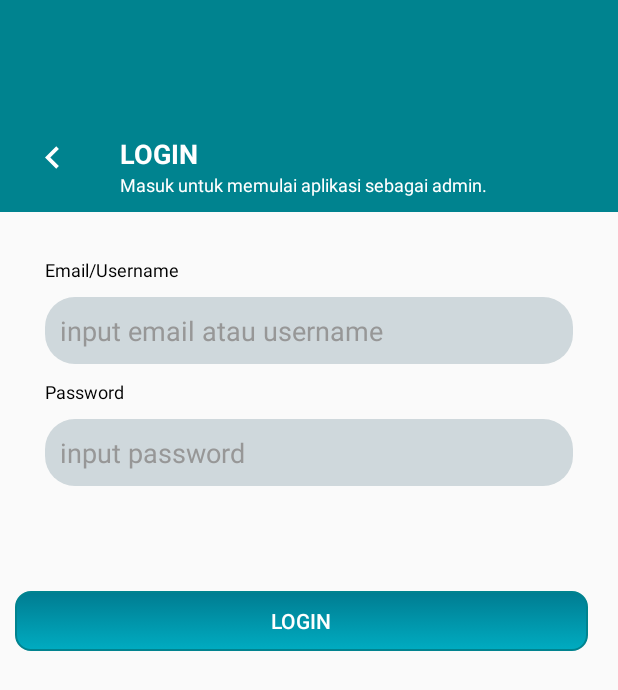
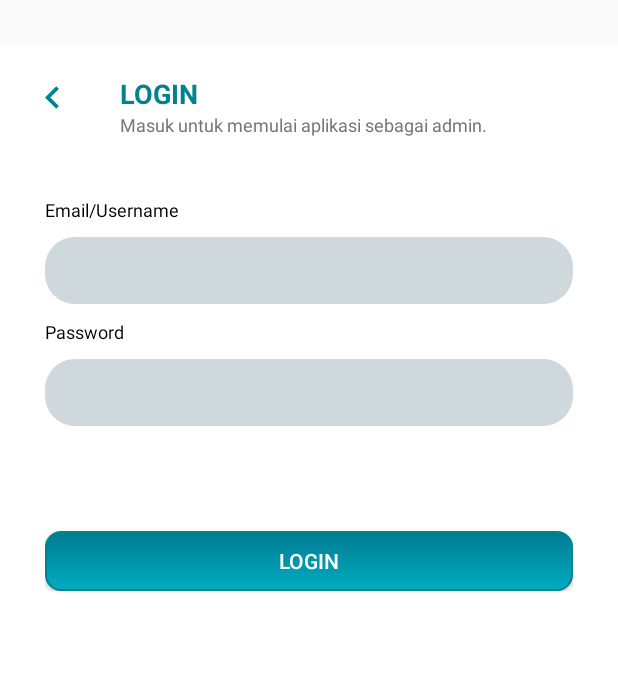
Before and after one commit to dennypurwana/myTaklim, an Android app: the AdminLoginActivity screen opened directly, with no data from a screen before it, on a phone screen of 412 x 824 dp. Shown: the top 690 px of the screen. Run offline under Robolectric (Android 15) with nearby library versions, the phone set to English and light mode, and no system bars; network calls fail.

Commit message:
tampilan baru

```diff
--- a/app/build.gradle
+++ b/app/build.gradle
@@ -8,6 +8,7 @@ android {
         versionName "1.0"
         testInstrumentationRunner "android.support.test.runner.AndroidJUnitRunner"
         minSdkVersion 17
+        // minSdkVersion 17
     }
     buildTypes {
         release {
--- a/app/src/main/res/layout/activity_admin_login.xml
+++ b/app/src/main/res/layout/activity_admin_login.xml
@@ -6,26 +6,28 @@
     android:layout_height="match_parent">
 
 
-    <android.support.design.widget.AppBarLayout
-        android:id="@+id/appbar"
-        android:layout_width="match_parent"
-        android:layout_height="70dp"
-        android:theme="@style/ThemeOverlay.AppCompat.Dark.ActionBar">
+    <!--<android.support.design.widget.AppBarLayout-->
+        <!--android:id="@+id/appbar"-->
+        <!--android:layout_width="match_parent"-->
+        <!--android:layout_height="70dp"-->
+        <!--android:theme="@style/ThemeOverlay.AppCompat.Dark.ActionBar">-->
 
-        <android.support.design.widget.CollapsingToolbarLayout
-            android:id="@+id/collapsing_toolbar"
-            android:layout_width="match_parent"
-            android:layout_height="match_parent"
-            app:contentScrim="@color/colorPrimary"
-            app:layout_scrollFlags="scroll|exitUntilCollapsed">
+        <!--<android.support.design.widget.CollapsingToolbarLayout-->
+            <!--android:id="@+id/collapsing_toolbar"-->
+            <!--android:layout_width="match_parent"-->
+            <!--android:layout_height="match_parent"-->
+            <!--app:contentScrim="@color/white"-->
+            <!--app:layout_scrollFlags="scroll|exitUntilCollapsed">-->
 
-        </android.support.design.widget.CollapsingToolbarLayout>
-    </android.support.design.widget.AppBarLayout>
+        <!--</android.support.design.widget.CollapsingToolbarLayout>-->
+    <!--</android.support.design.widget.AppBarLayout>-->
     <android.support.v4.widget.NestedScrollView
         android:id="@+id/nestedScrollView"
         android:layout_width="match_parent"
         android:layout_height="match_parent"
+        android:layout_marginTop="30dp"
         android:fillViewport="true"
+        android:background="@color/white"
         app:layout_behavior="@string/appbar_scrolling_view_behavior">
 
 
@@ -38,12 +40,12 @@
                 android:id="@+id/header"
                 android:layout_width="match_parent"
                 android:layout_height="wrap_content"
-                android:background="@color/colorPrimary">
+                android:background="@color/white">
                 <ImageView
                     android:id="@+id/iconBack"
                     android:layout_width="30dp"
                     android:layout_height="30dp"
-                    android:tint="@color/white"
+                    android:tint="@color/colorPrimary"
                     android:layout_margin="20dp"
                     android:src="@drawable/ic_chevron_left_black_24dp"/>
 
@@ -52,7 +54,7 @@
                     android:layout_width="wrap_content"
                     android:layout_height="wrap_content"
                     android:text="LOGIN"
-                    android:textColor="@color/white"
+                    android:textColor="@color/colorPrimary"
                     android:layout_toRightOf="@+id/iconBack"
                     android:textSize="18dp"
                     android:textStyle="bold"
@@ -68,7 +70,7 @@
                     android:text="Masuk untuk memulai aplikasi sebagai admin."
                     android:paddingEnd="10dp"
                     android:paddingBottom="10dp"
-                    android:textColor="@color/white"
+                    android:textColor="@color/title_color"
                     android:textSize="12dp"
                     android:layout_marginLeft="10dp"/>
 
@@ -107,7 +109,7 @@
                         android:layout_marginRight="30dp"
                         android:layout_marginTop="10dp"
                         android:padding="10dp"
-                        android:hint="input email atau username "
+                        android:hint=""
                         android:paddingEnd="40dp"
                         android:background="@drawable/edittext_round_corner"
                         android:inputType="textEmailAddress"
@@ -173,7 +175,7 @@
                         android:layout_marginRight="30dp"
                         android:layout_marginTop="10dp"
                         android:padding="10dp"
-                        android:hint="input password "
+                        android:hint=" "
                         android:paddingEnd="40dp"
                         android:background="@drawable/edittext_round_corner"
                         android:inputType="textPassword"
@@ -219,14 +221,9 @@
                 android:layout_width="match_parent"
                 android:layout_height="wrap_content"
                 android:layout_marginTop="70dp"
-                android:layout_marginLeft="10dp"
-                android:layout_marginRight="10dp">
+                android:layout_marginLeft="30dp"
+                android:layout_marginRight="30dp">
 
-                <LinearLayout
-                    android:layout_width="0dp"
-                    android:layout_height="wrap_content"
-                    android:layout_marginRight="10dp"
-                    android:layout_weight="0.5">
                     <Button
                         android:id="@+id/btnLogin"
                         android:layout_width="match_parent"
@@ -235,7 +232,6 @@
                         android:text="LOGIN"
                         android:textColor="@color/white"
                         />
-                </LinearLayout>
 
             </LinearLayout>
 
```
Also changed, not shown: app/src/main/res/layout/activity_add_event.xml (+13 -11 lines), app/src/main/res/layout/activity_add_jadwal_event.xml (+11 -9 lines), app/src/main/res/layout/activity_add_performer.xml (+17 -15 lines), app/src/main/res/layout/activity_add_venue.xml (+16 -14 lines), app/src/main/res/layout/activity_event.xml (+7 -6 lines), app/src/main/res/layout/activity_event_jadwal.xml (+8 -6 lines), app/src/main/res/layout/activity_event_list.xml (+7 -6 lines), app/src/main/res/layout/activity_performer_detail.xml (+8 -6 lines), app/src/main/res/layout/activity_performer_list.xml (+6 -5 lines), app/src/main/res/layout/activity_register_event.xml (+12 -10 lines), app/src/main/res/layout/activity_reminder_list.xml (+11 -6 lines), app/src/main/res/layout/activity_venue_detail.xml (+7 -5 lines), app/src/main/res/layout/activity_venue_list.xml (+6 -5 lines), app/src/main/res/drawable-v24/icon_app.png (added).
